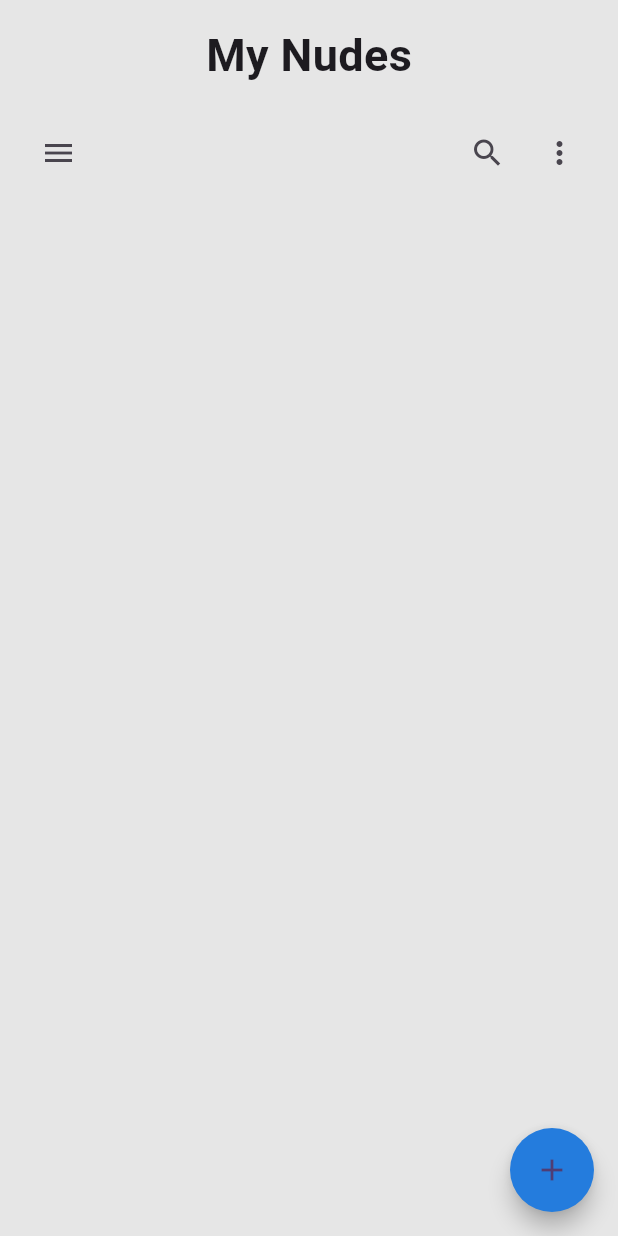
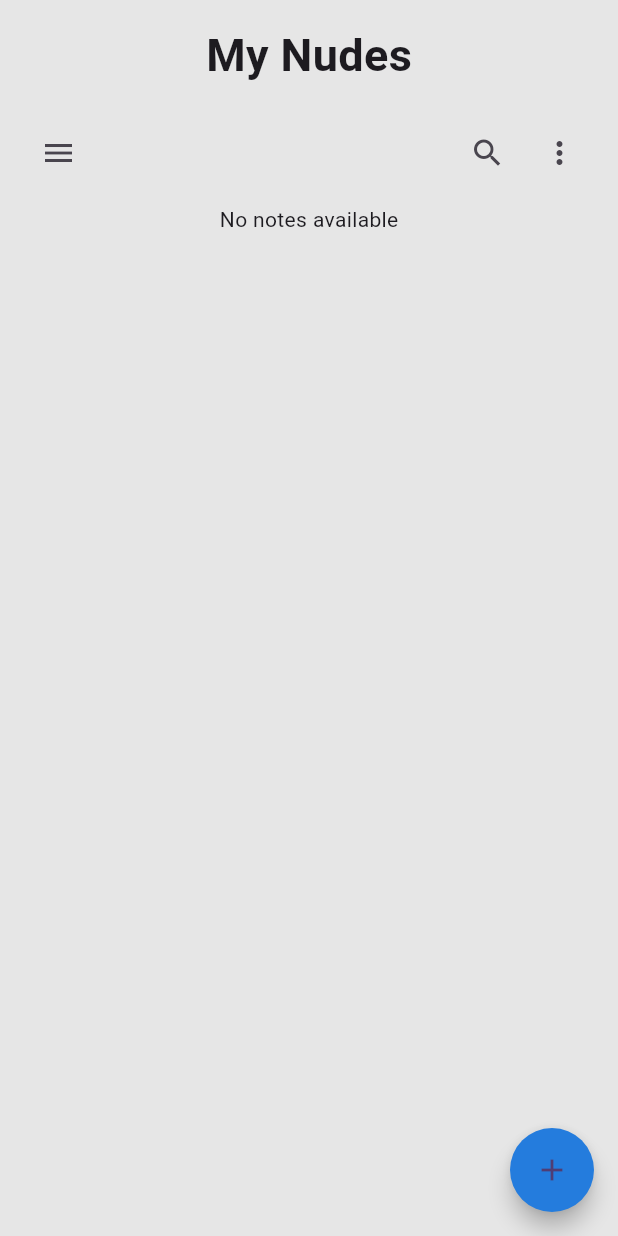
Before and after one commit to atikrony/ToDo_App_GetX, a Flutter app: the screen it shows after launch, on a phone screen of 412 x 824 dp. Run offline on Flutter 3.47's test engine with Material 3 defaults, Android fonts, the phone set to English and light mode, and no system bars; our stand-ins replace get.

Commit message:
Controller added

```diff
--- a/lib/view/home/home.dart
+++ b/lib/view/home/home.dart
@@ -51,17 +51,19 @@ class HomeScreen extends StatelessWidget {
                   Expanded(
                     child: SingleChildScrollView(
                       child: Column(
+                        mainAxisAlignment: MainAxisAlignment.center,
+                        crossAxisAlignment: CrossAxisAlignment.center,
                         children: [
-                          ListView.builder(
+                          controller.notes.isEmpty
+                              ? const Center(
+                                  child: Text("No notes available"),
+                                )
+                              : ListView.builder(
                                   shrinkWrap: true,
                                   primary: false,
                                   itemCount: controller.notes.length,
                                   itemBuilder: (context, index) {
-                              return controller.notes.isEmpty
-                                  ? const Center(
-                                      child: Text("No notes available"),
-                                    )
-                                  : const CustomSingleNotes(
+                                    return const CustomSingleNotes(
                                         title: "Test",
                                         description: "this is test",
                                         date: "12.12.12");
```
Also changed, not shown: lib/view/note/note_screen.dart (+12 -1 lines), 1 other file. Lines whose indentation alone changed are shown as unchanged.
